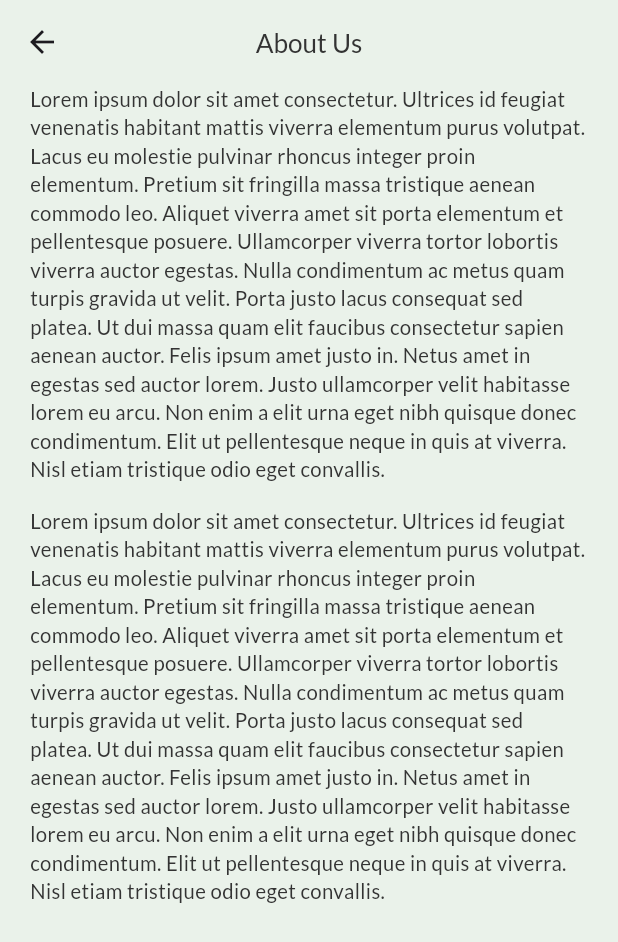
After one commit to mrswapon/Spotlyt-Task, a Flutter app: the AboutusScreen screen opened by its route, on a phone screen of 412 x 824 dp. The commit adds this screen. Shown: the top 942 px of the screen. Run offline on Flutter 3.47's test engine with Material 3 defaults, Android fonts, the phone set to English and light mode, and no system bars; our stand-ins replace curved_labeled_navigation_bar, flutter_screenutil, flutter_svg, get, pin_code_fields.

Commit message:
Aboutus Screen Done

```diff
--- a/lib/routes/app_routes.dart
+++ b/lib/routes/app_routes.dart
@@ -7,6 +7,7 @@ import '../views/screens/auth/signUpScreen/sign_up_screen.dart';
 import '../views/screens/auth/verifyOTPScreen/verify_otp_screen.dart';
 import '../views/screens/bottom_nav_bar/bottom_nav_bar.dart';
 import '../views/screens/services/services_screen.dart';
+import '../views/screens/settings/aboutusScreen/aboutus_screen.dart';
 import '../views/screens/settings/changePasswordScreen/change_password_screen.dart';
 import '../views/screens/settings/privacyPolicyScreen/privacy_policy_screen.dart';
 import '../views/screens/settings/settingsScreen/setting_screen.dart';
@@ -25,6 +26,7 @@ class AppRoutes {
   static const String changePasswordScreen = "/change_password_screen.dart";
   static const String privacyPolicyScreen = "/privacy_policy_screen.dart";
   static const String termsConditionScreen = "/terms_condition_screen.dart";
+  static const String aboutusScreen = "/aboutus_screen.dart";
 
   static List<GetPage> get routes => [
         GetPage(name: selectroleScreen, page: () => SelectroleScreen()),
@@ -39,5 +41,6 @@ class AppRoutes {
         GetPage(name: changePasswordScreen, page: () => ChangePasswordScreen()),
         GetPage(name: privacyPolicyScreen, page: () => PrivacyPolicyScreen()),
         GetPage(name: termsConditionScreen, page: () => TermsConditionScreen()),
+        GetPage(name: aboutusScreen, page: () => AboutusScreen()),
       ];
 }
--- a/lib/utils/app_strings.dart
+++ b/lib/utils/app_strings.dart
@@ -46,13 +46,12 @@ class AppString {
 
 //==========================> Settings Screen <=============================
   static String settings = "Settings";
-  static String changePassword = "Change password";
+  static String changePassword = "Change Password";
   static String privacyPolicys = "Privacy policy";
   static String termsAndConditions = "Terms & Conditions";
-  static String aboutUs = "About us";
+  static String aboutUs = "About Us";
 
 //==========================> Change Password Screen <=============================
-  static String changePasswords = "Change Password";
   static String oldPassword = "Old password";
   static String reEnterPassword = "Re-enter new password";
 
--- /dev/null
+++ b/lib/views/screens/settings/aboutusScreen/aboutus_screen.dart
@@ -0,0 +1,54 @@
+import 'package:flutter/material.dart';
+import 'package:flutter_screenutil/flutter_screenutil.dart';
+
+import '../../../../utils/app_dimentions.dart';
+import '../../../../utils/app_strings.dart';
+import '../../../widgets/custom_text.dart';
+
+class AboutusScreen extends StatelessWidget {
+  const AboutusScreen({super.key});
+
+  @override
+  Widget build(BuildContext context) {
+    return Scaffold(
+      resizeToAvoidBottomInset: false,
+      extendBody: true,
+      //===========================================> AppBar Section <=============================================
+      appBar: AppBar(
+        title: CustomText(
+          text: AppString.aboutUs,
+          fontsize: 18.h,
+          fontWeight: FontWeight.w500,
+        ),
+        centerTitle: true,
+      ),
+      body: SingleChildScrollView(
+        child: Padding(
+          padding: const EdgeInsets.symmetric(
+              horizontal: Dimensions.paddingSizeLarge),
+          child: Column(
+            children: [
+              //===========================================> Text Section <=============================================
+              CustomText(
+                textAlign: TextAlign.start,
+                text:
+                'Lorem ipsum dolor sit amet consectetur. Ultrices id feugiat venenatis habitant mattis viverra elementum purus volutpat. Lacus eu molestie pulvinar rhoncus integer proin elementum. Pretium sit fringilla massa tristique aenean commodo leo. Aliquet viverra amet sit porta elementum et pellentesque posuere. Ullamcorper viverra tortor lobortis viverra auctor egestas. Nulla condimentum ac metus quam turpis gravida ut velit. Porta justo lacus consequat sed platea. Ut dui massa quam elit faucibus consectetur sapien aenean auctor. Felis ipsum amet justo in. Netus amet in egestas sed auctor lorem. Justo ullamcorper velit habitasse lorem eu arcu. Non enim a elit urna eget nibh quisque donec condimentum. Elit ut pellentesque neque in quis at viverra. Nisl etiam tristique odio eget convallis.',
+                fontsize: 14.h,
+                maxline: 30,
+              ),
+              SizedBox(height: 16.h),
+              //===========================================> Text Section <=============================================
+              CustomText(
+                textAlign: TextAlign.start,
+                text:
+                'Lorem ipsum dolor sit amet consectetur. Ultrices id feugiat venenatis habitant mattis viverra elementum purus volutpat. Lacus eu molestie pulvinar rhoncus integer proin elementum. Pretium sit fringilla massa tristique aenean commodo leo. Aliquet viverra amet sit porta elementum et pellentesque posuere. Ullamcorper viverra tortor lobortis viverra auctor egestas. Nulla condimentum ac metus quam turpis gravida ut velit. Porta justo lacus consequat sed platea. Ut dui massa quam elit faucibus consectetur sapien aenean auctor. Felis ipsum amet justo in. Netus amet in egestas sed auctor lorem. Justo ullamcorper velit habitasse lorem eu arcu. Non enim a elit urna eget nibh quisque donec condimentum. Elit ut pellentesque neque in quis at viverra. Nisl etiam tristique odio eget convallis.',
+                fontsize: 14.h,
+                maxline: 30,
+              ),
+            ],
+          ),
+        ),
+      ),
+    );
+  }
+}
--- a/lib/views/screens/settings/changePasswordScreen/change_password_screen.dart
+++ b/lib/views/screens/settings/changePasswordScreen/change_password_screen.dart
@@ -162,7 +162,7 @@ class _ChangePasswordScreenState extends State<ChangePasswordScreen> {
                     SizedBox(height: 367.h),
                     //===============================> Change Password Button <===============================
                     CustomButton(
-                        title: AppString.changePasswords,
+                        title: AppString.changePassword,
                         onpress: () {
                           if (_formKey.currentState!.validate()) {
                             Get.toNamed(AppRoutes.verifyOtpScreen);
--- a/lib/views/screens/settings/settingsScreen/setting_screen.dart
+++ b/lib/views/screens/settings/settingsScreen/setting_screen.dart
@@ -90,7 +90,7 @@ class SettingsScreen extends StatelessWidget {
             //=================================> About Us Section <=======================
             GestureDetector(
               onTap: () {
-                //Get.toNamed(AppRoutes.aboutusScreen);
+                Get.toNamed(AppRoutes.aboutusScreen);
               },
               child: CustomListTile(
                 title: AppString.aboutUs,
```
